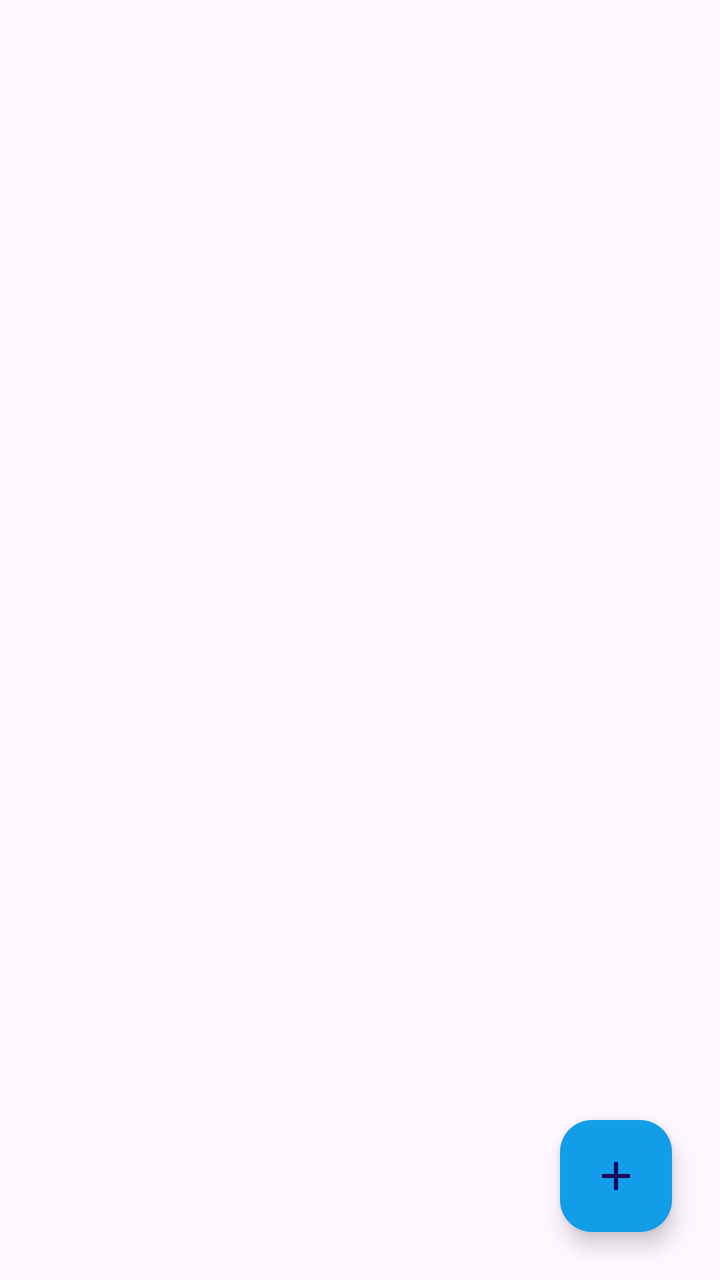
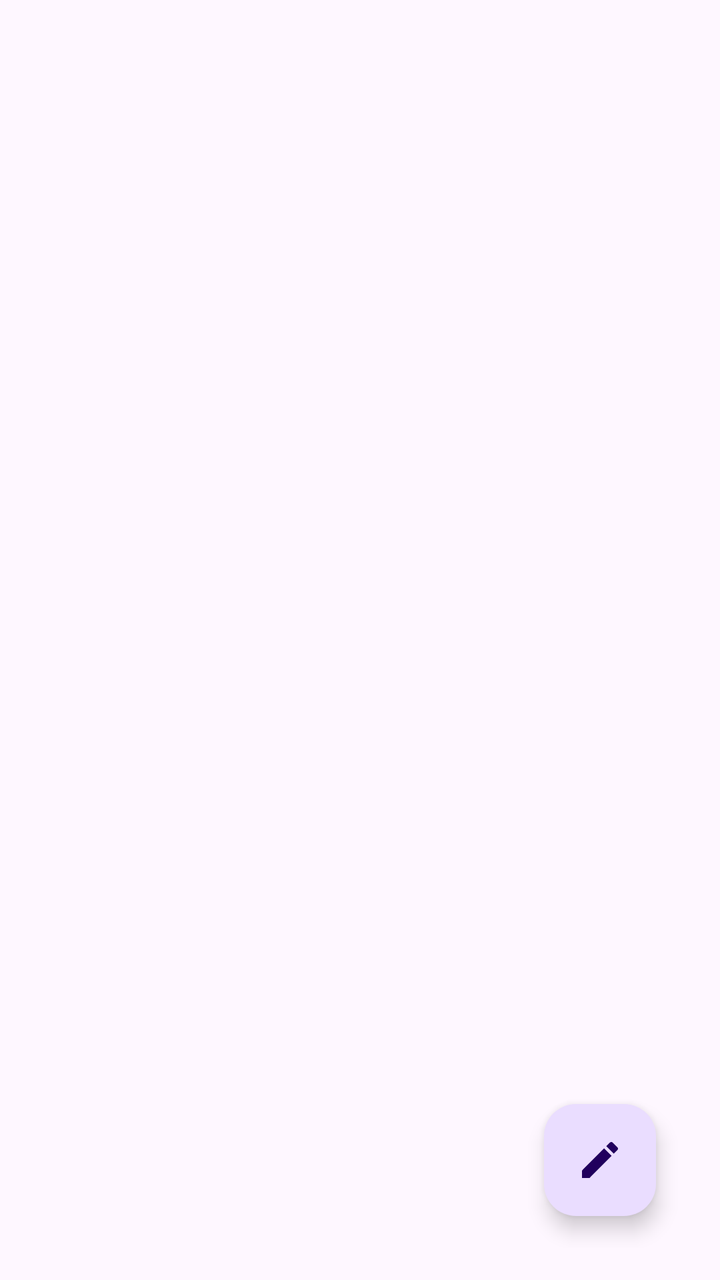

Compare the two renders of this Android layout. The source of the first and the diff that turns it into the second are given below.
<!-- AndroidManifest.xml: application theme Theme.MSApplication -->
<!-- res/layout/activity_notes.xml -->
<?xml version="1.0" encoding="utf-8"?>
<RelativeLayout
    xmlns:android="http://schemas.android.com/apk/res/android"
    xmlns:app="http://schemas.android.com/apk/res-auto"
    xmlns:tools="http://schemas.android.com/tools"
    android:layout_width="match_parent"
    android:layout_height="match_parent"
    tools:context=".NotesActivity">

    <com.google.android.material.floatingactionbutton.FloatingActionButton
        android:id="@+id/add_note"
        android:layout_width="wrap_content"
        android:layout_height="wrap_content"
        android:layout_alignParentEnd="true"
        android:layout_alignParentBottom="true"
        android:layout_marginEnd="24dp"
        android:layout_marginBottom="24dp"
        android:backgroundTint="@color/PrimaryColor"
        android:clickable="true"
        android:src="@drawable/ic_add"/>

    <ListView
        android:id="@+id/note_list_view"
        android:layout_width="match_parent"
        android:layout_height="match_parent"
        android:layout_centerInParent="true" />

</RelativeLayout>
<!-- resources referenced by this layout -->
<resources>
  <color name="PrimaryColor">#129DE8</color>
  <!-- drawable ic_add (drawable) -->
  <vector android:autoMirrored="true" android:height="24dp"
      android:tint="#000000" android:viewportHeight="24"
      android:viewportWidth="24" android:width="24dp" xmlns:android="http://schemas.android.com/apk/res/android">
      <path android:fillColor="@android:color/white" android:pathData="M19,13h-6v6h-2v-6H5v-2h6V5h2v6h6v2z"/>
  </vector>
  <style name="Theme.MSApplication" parent="Base.Theme.MSApplication" />
  <style name="Base.Theme.MSApplication" parent="Theme.Material3.DayNight.NoActionBar">
          <item name="colorPrimary">@color/Cinnabar</item>
          <item name="colorPrimaryVariant">@color/Jaffa</item>
          <item name="android:statusBarColor">@color/PrimaryColor</item>
      </style>
  <color name="Cinnabar">#129DE8</color>
  <color name="Jaffa">#129DE8</color>
</resources>

<!-- the commit's change to res/layout/activity_notes.xml (unified diff, before → after) -->
@@ -5,24 +5,33 @@
     xmlns:tools="http://schemas.android.com/tools"
     android:layout_width="match_parent"
     android:layout_height="match_parent"
+    android:paddingStart="16dp"
+    android:paddingTop="16dp"
+    android:paddingEnd="16dp"
+    android:paddingBottom="16dp"
     tools:context=".NotesActivity">
 
+    <androidx.recyclerview.widget.RecyclerView
+        android:id="@+id/recyclerViewNotes"
+        android:layout_width="match_parent"
+        android:layout_height="match_parent"
+        android:clipToPadding="false"
+        android:paddingBottom="8dp"
+        android:paddingTop="8dp"
+        app:layoutManager="androidx.recyclerview.widget.LinearLayoutManager"
+        app:layout_constraintTop_toTopOf="parent" />
+
     <com.google.android.material.floatingactionbutton.FloatingActionButton
-        android:id="@+id/add_note"
+        android:id="@+id/fabAddNote"
         android:layout_width="wrap_content"
         android:layout_height="wrap_content"
         android:layout_alignParentEnd="true"
         android:layout_alignParentBottom="true"
-        android:layout_marginEnd="24dp"
-        android:layout_marginBottom="24dp"
-        android:backgroundTint="@color/PrimaryColor"
-        android:clickable="true"
-        android:src="@drawable/ic_add"/>
-
-    <ListView
-        android:id="@+id/note_list_view"
-        android:layout_width="match_parent"
-        android:layout_height="match_parent"
-        android:layout_centerInParent="true" />
-
+        android:layout_marginEnd="16dp"
+        android:layout_marginBottom="16dp"
+        android:src="@drawable/ic_post_add"
+        app:layout_constraintBottom_toBottomOf="parent"
+        app:layout_constraintEnd_toEndOf="parent"
+        app:layout_constraintRight_toRightOf="parent"
+        app:layout_constraintTop_toTopOf="parent" />
 </RelativeLayout>
<!-- resource entries referenced after the edit -->
@@ -1,12 +1,12 @@
 <!-- resources referenced by this layout -->
 <resources>
-  <color name="PrimaryColor">#129DE8</color>
-  <!-- drawable ic_add (drawable) -->
+  <!-- drawable ic_post_add (drawable) -->
   <vector android:autoMirrored="true" android:height="24dp"
       android:tint="#000000" android:viewportHeight="24"
       android:viewportWidth="24" android:width="24dp" xmlns:android="http://schemas.android.com/apk/res/android">
-      <path android:fillColor="@android:color/white" android:pathData="M19,13h-6v6h-2v-6H5v-2h6V5h2v6h6v2z"/>
+      <path android:fillColor="@android:color/white" android:pathData="M3,17.25V21h3.75L17.81,9.94l-3.75,-3.75L3,17.25zM20.71,7.04c0.39,-0.39 0.39,-1.02 0,-1.41l-2.34,-2.34c-0.39,-0.39 -1.02,-0.39 -1.41,0l-1.83,1.83 3.75,3.75 1.83,-1.83z"/>
   </vector>
+  <color name="PrimaryColor">#129DE8</color>
   <style name="Theme.MSApplication" parent="Base.Theme.MSApplication" />
   <style name="Base.Theme.MSApplication" parent="Theme.Material3.DayNight.NoActionBar">
           <item name="colorPrimary">@color/Cinnabar</item>
